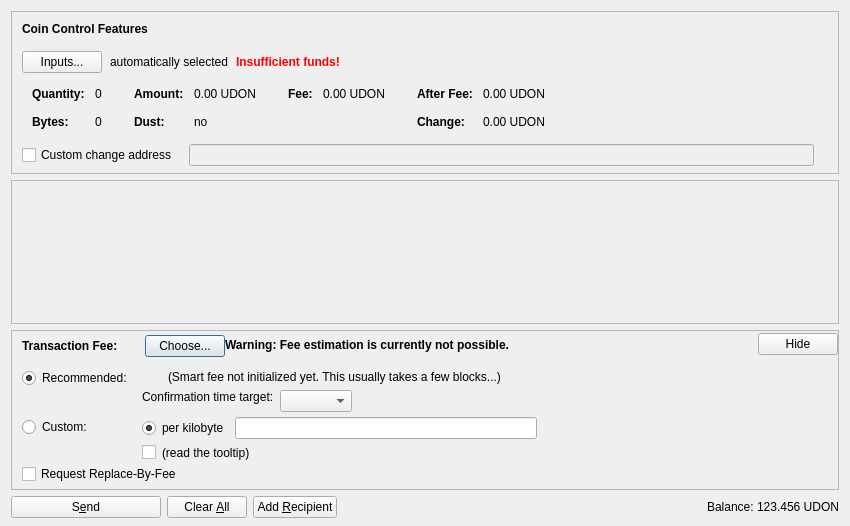
Above: src/qt/forms/sendcoinsdialog.ui from Rucone/litecoin before the change. Below: the same form after it.
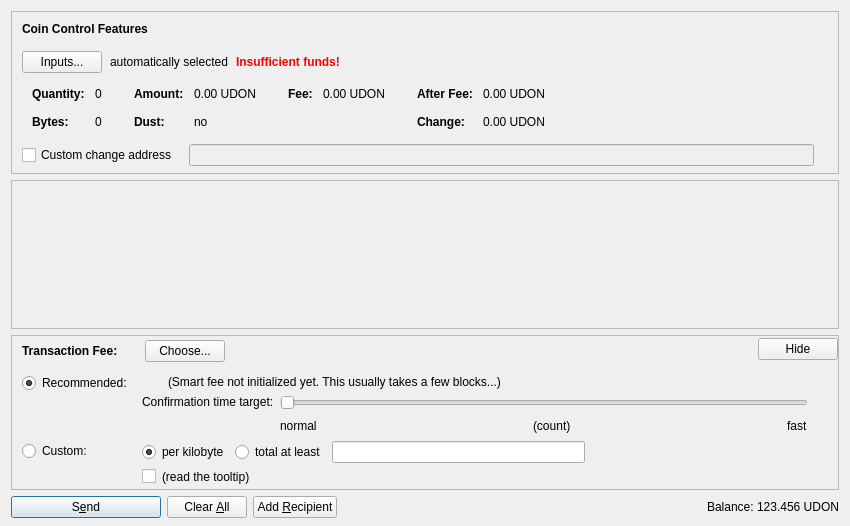
That is the form after the change. Icons and pictures are not drawn. Custom widgets are drawn as their Qt base class.

The edit to the form file:
```diff
--- a/src/qt/forms/sendcoinsdialog.ui
+++ b/src/qt/forms/sendcoinsdialog.ui
@@ -759,33 +759,11 @@
             </item>
            </layout>
           </item>
-          <item>
-           <widget class="QLabel" name="fallbackFeeWarningLabel">
-            <property name="toolTip">
-             <string>Using the fallbackfee can result in sending a transaction that will take several hours or days (or never) to confirm. Consider choosing your fee manually or wait until you have validated the complete chain.</string>
-            </property>
-            <property name="font">
-            <font>
-                <weight>75</weight>
-                <bold>true</bold>
-            </font>
-            </property>
-            <property name="text">
-             <string>Warning: Fee estimation is currently not possible.</string>
-            </property>
-            <property name="wordWrap">
-             <bool>false</bool>
-            </property>
-           </widget>
-          </item>
           <item>
            <spacer name="horizontalSpacer_4">
             <property name="orientation">
              <enum>Qt::Horizontal</enum>
             </property>
-            <property name="sizeType">
-             <enum>QSizePolicy::MinimumExpanding</enum>
-            </property>
             <property name="sizeHint" stdset="0">
              <size>
               <width>40</width>
@@ -861,6 +839,19 @@
                    </attribute>
                   </widget>
                  </item>
+                 <item>
+                  <widget class="QRadioButton" name="radioCustomAtLeast">
+                   <property name="toolTip">
+                    <string>If the custom fee is set to 1000 satoshis and the transaction is only 250 bytes, then &quot;per kilobyte&quot; only pays 250 satoshis in fee, while &quot;total at least&quot; pays 1000 satoshis. For transactions bigger than a kilobyte both pay by kilobyte.</string>
+                   </property>
+                   <property name="text">
+                    <string>total at least</string>
+                   </property>
+                   <attribute name="buttonGroup">
+                    <string notr="true">groupCustomFee</string>
+                   </attribute>
+                  </widget>
+                 </item>
                  <item>
                   <widget class="BitcoinAmountField" name="customFee"/>
                  </item>
@@ -1068,15 +1059,44 @@
                     <number>30</number>
                    </property>
                    <item>
-                    <layout class="QHBoxLayout" name="horizontalLayoutConfTarget">
-                     <property name="bottomMargin">
+                    <widget class="QSlider" name="sliderSmartFee">
+                     <property name="minimum">
                       <number>0</number>
                      </property>
+                     <property name="maximum">
+                      <number>23</number>
+                     </property>
+                     <property name="pageStep">
+                      <number>1</number>
+                     </property>
+                     <property name="value">
+                      <number>0</number>
+                     </property>
+                     <property name="orientation">
+                      <enum>Qt::Horizontal</enum>
+                     </property>
+                     <property name="invertedAppearance">
+                      <bool>false</bool>
+                     </property>
+                     <property name="invertedControls">
+                      <bool>false</bool>
+                     </property>
+                     <property name="tickPosition">
+                      <enum>QSlider::NoTicks</enum>
+                     </property>
+                    </widget>
+                   </item>
+                   <item>
+                    <layout class="QHBoxLayout" name="horizontalLayoutFee10">
                      <item>
-                      <widget class="QComboBox" name="confTargetSelector"/>
+                      <widget class="QLabel" name="labelSmartFeeNormal">
+                       <property name="text">
+                        <string>normal</string>
+                       </property>
+                      </widget>
                      </item>
                      <item>
-                      <spacer name="horizontalSpacerConfTarget">
+                      <spacer name="horizontalSpacer_7">
                        <property name="orientation">
                         <enum>Qt::Horizontal</enum>
                        </property>
@@ -1088,6 +1108,33 @@
                        </property>
                       </spacer>
                      </item>
+                     <item>
+                      <widget class="QLabel" name="confirmationTargetLabel">
+                       <property name="text">
+                        <string notr="true">(count)</string>
+                       </property>
+                      </widget>
+                     </item>
+                     <item>
+                      <spacer name="horizontalSpacer_3">
+                       <property name="orientation">
+                        <enum>Qt::Horizontal</enum>
+                       </property>
+                       <property name="sizeHint" stdset="0">
+                        <size>
+                         <width>40</width>
+                         <height>20</height>
+                        </size>
+                       </property>
+                      </spacer>
+                     </item>
+                     <item>
+                      <widget class="QLabel" name="labelSmartFeeFast">
+                       <property name="text">
+                        <string>fast</string>
+                       </property>
+                      </widget>
+                     </item>
                     </layout>
                    </item>
                   </layout>
@@ -1111,16 +1158,6 @@
              </item>
             </layout>
            </item>
-           <item>
-            <widget class="QCheckBox" name="optInRBF">
-             <property name="text">
-              <string>Request Replace-By-Fee</string>
-             </property>
-             <property name="toolTip">
-              <string>Indicates that the sender may wish to replace this transaction with a new one paying higher fees (prior to being confirmed).</string>
-             </property>
-            </widget>
-           </item>
           </layout>
          </widget>
         </item>
@@ -1131,8 +1168,8 @@
           </property>
           <property name="sizeHint" stdset="0">
            <size>
-            <width>40</width>
-            <height>5</height>
+            <width>800</width>
+            <height>1</height>
            </size>
           </property>
          </spacer>
@@ -1166,7 +1203,7 @@
         <bool>false</bool>
        </property>
        <property name="default">
-        <bool>false</bool>
+        <bool>true</bool>
        </property>
       </widget>
      </item>
```
